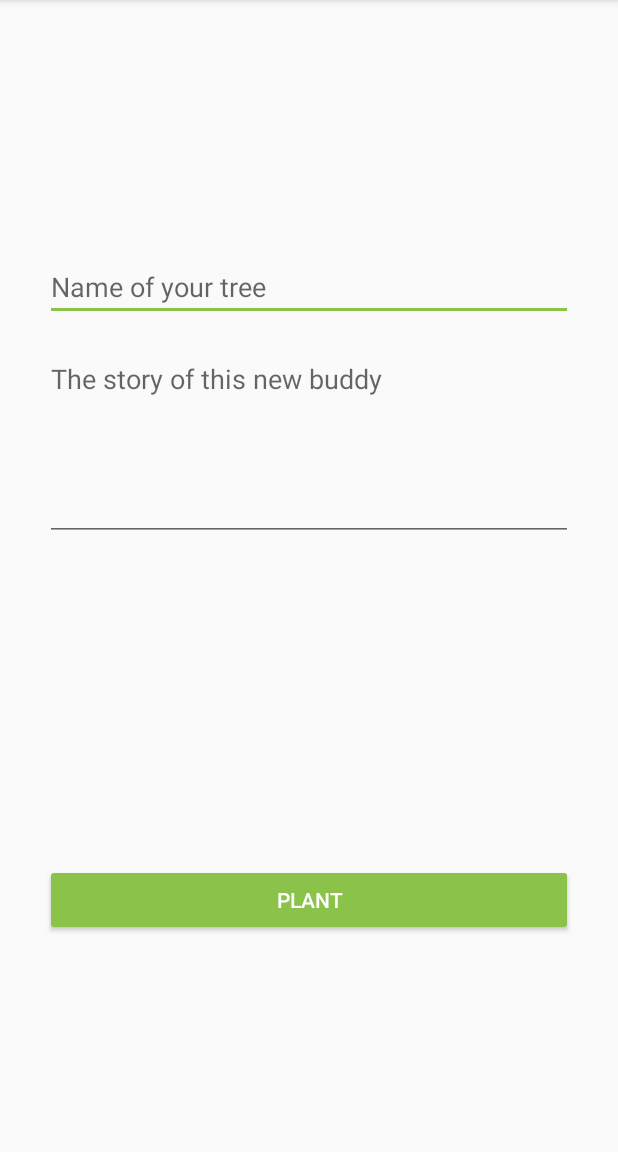
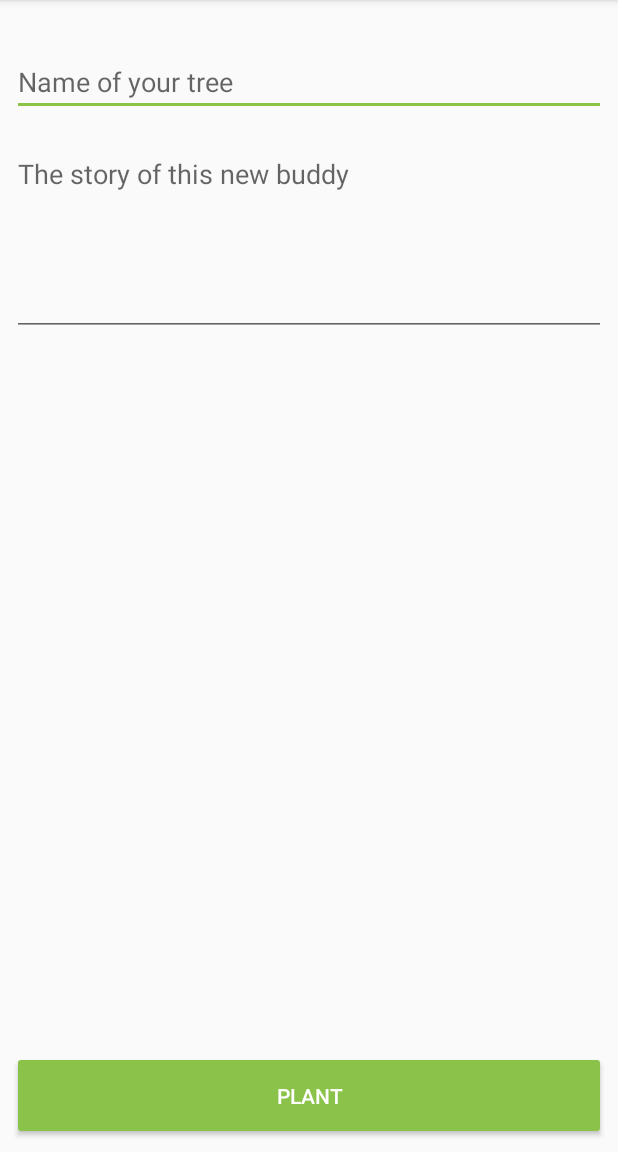
Before and after one commit to padr31/greenhack2018, an Android app: the PlantActivity screen opened directly, with no data from a screen before it, on a phone screen of 412 x 824 dp, the part 84-1236 px from its top. Run offline under Robolectric (Android 15) with nearby library versions, the phone set to English and light mode, and no system bars.

Commit message:
Small UI improvements

```diff
--- a/app/src/main/res/layout/activity_plant.xml
+++ b/app/src/main/res/layout/activity_plant.xml
@@ -9,8 +9,8 @@
 
     <FrameLayout
         android:id="@+id/content_frame"
-        android:layout_width="368dp"
-        android:layout_height="495dp"
+        android:layout_width="match_parent"
+        android:layout_height="match_parent"
         app:layout_constraintBottom_toBottomOf="parent"
         app:layout_constraintEnd_toEndOf="parent"
         app:layout_constraintStart_toStartOf="parent"
--- a/app/src/main/res/layout/fragment_main.xml
+++ b/app/src/main/res/layout/fragment_main.xml
@@ -3,7 +3,8 @@
     xmlns:android="http://schemas.android.com/apk/res/android"
     xmlns:app="http://schemas.android.com/apk/res-auto"
     android:layout_width="match_parent"
-    android:layout_height="match_parent">
+    android:layout_height="match_parent"
+    >
 
     <com.google.android.gms.maps.MapView
         android:id="@+id/mapView"
@@ -13,11 +14,13 @@
 
     <Button
         android:id="@+id/btn_plant_tree"
+        style="@style/Widget.AppCompat.Button.Colored"
         android:layout_width="0dp"
         android:layout_height="wrap_content"
         android:layout_marginBottom="16dp"
         android:layout_marginEnd="32dp"
         android:layout_marginStart="32dp"
+        android:padding="20dp"
         android:text="@string/plant_tree"
         app:layout_constraintBottom_toBottomOf="parent"
         app:layout_constraintEnd_toEndOf="parent"
--- a/app/src/main/res/layout/fragment_plant.xml
+++ b/app/src/main/res/layout/fragment_plant.xml
@@ -1,11 +1,12 @@
-<android.support.constraint.ConstraintLayout xmlns:android="http://schemas.android.com/apk/res/android"
+<android.support.constraint.ConstraintLayout
+    xmlns:android="http://schemas.android.com/apk/res/android"
     xmlns:app="http://schemas.android.com/apk/res-auto"
     xmlns:tools="http://schemas.android.com/tools"
     android:id="@+id/frameLayout"
     android:layout_width="match_parent"
     android:layout_height="match_parent"
-    tools:context="com.treecio.squirrel.ui.fragment.PlantFragment">
-
+    tools:context="com.treecio.squirrel.ui.fragment.PlantFragment"
+    >
 
     <EditText
         android:id="@+id/editText"
@@ -18,7 +19,8 @@
         android:textColor="@color/colorAccent"
         app:layout_constraintEnd_toEndOf="parent"
         app:layout_constraintStart_toStartOf="parent"
-        app:layout_constraintTop_toTopOf="parent"/>
+        app:layout_constraintTop_toTopOf="parent"
+        />
 
     <EditText
         android:id="@+id/EditText02"
@@ -27,28 +29,31 @@
         android:layout_marginEnd="8dp"
         android:layout_marginStart="8dp"
         android:layout_marginTop="16dp"
-        android:textColor="@color/colorAccent"
         android:gravity="top|start"
+        android:hint="@string/tree_story"
         android:inputType="textMultiLine"
         android:lines="5"
-        android:hint="@string/tree_story"
         android:scrollHorizontally="false"
+        android:textColor="@color/colorAccent"
         app:layout_constraintEnd_toEndOf="parent"
         app:layout_constraintStart_toStartOf="parent"
-        app:layout_constraintTop_toBottomOf="@+id/editText" />
+        app:layout_constraintTop_toBottomOf="@+id/editText"
+        />
 
     <Button
         android:id="@+id/button2"
+        style="@style/Widget.AppCompat.Button.Colored"
         android:layout_width="match_parent"
         android:layout_height="wrap_content"
         android:layout_marginBottom="8dp"
         android:layout_marginEnd="8dp"
         android:layout_marginStart="8dp"
+        android:padding="20dp"
         android:text="@string/btn_plant"
-        style="@style/Widget.AppCompat.Button.Colored"
         app:layout_constraintBottom_toBottomOf="parent"
         app:layout_constraintEnd_toEndOf="parent"
-        app:layout_constraintStart_toStartOf="parent" />
+        app:layout_constraintStart_toStartOf="parent"
+        />
 
 
 </android.support.constraint.ConstraintLayout>
```
